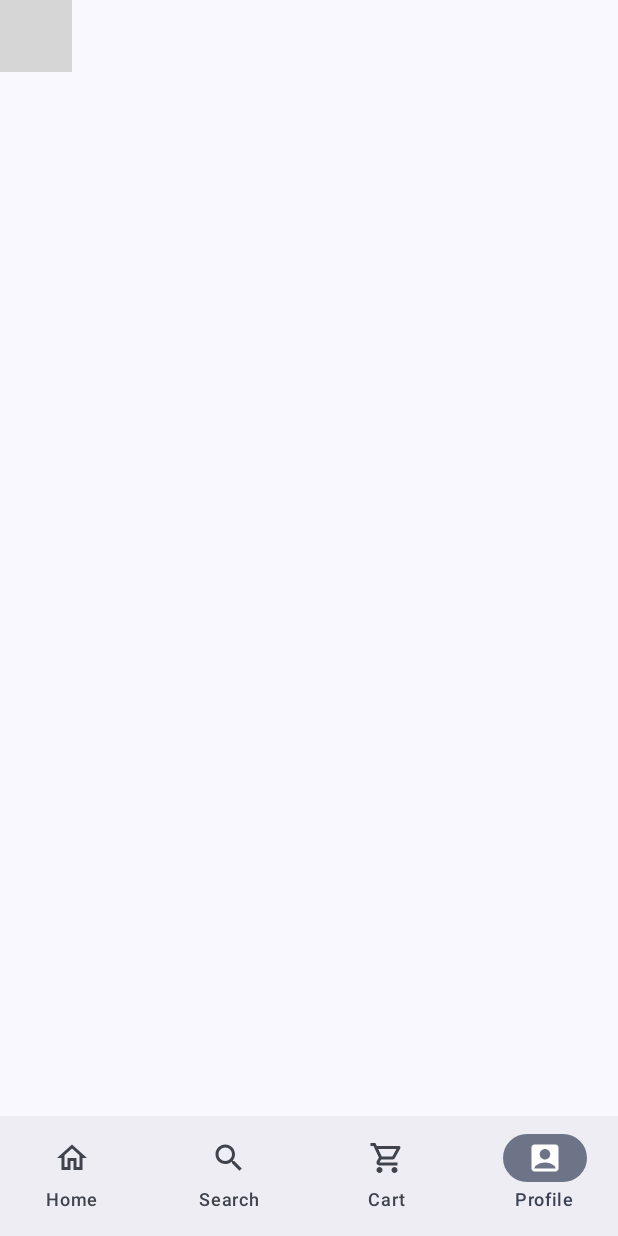
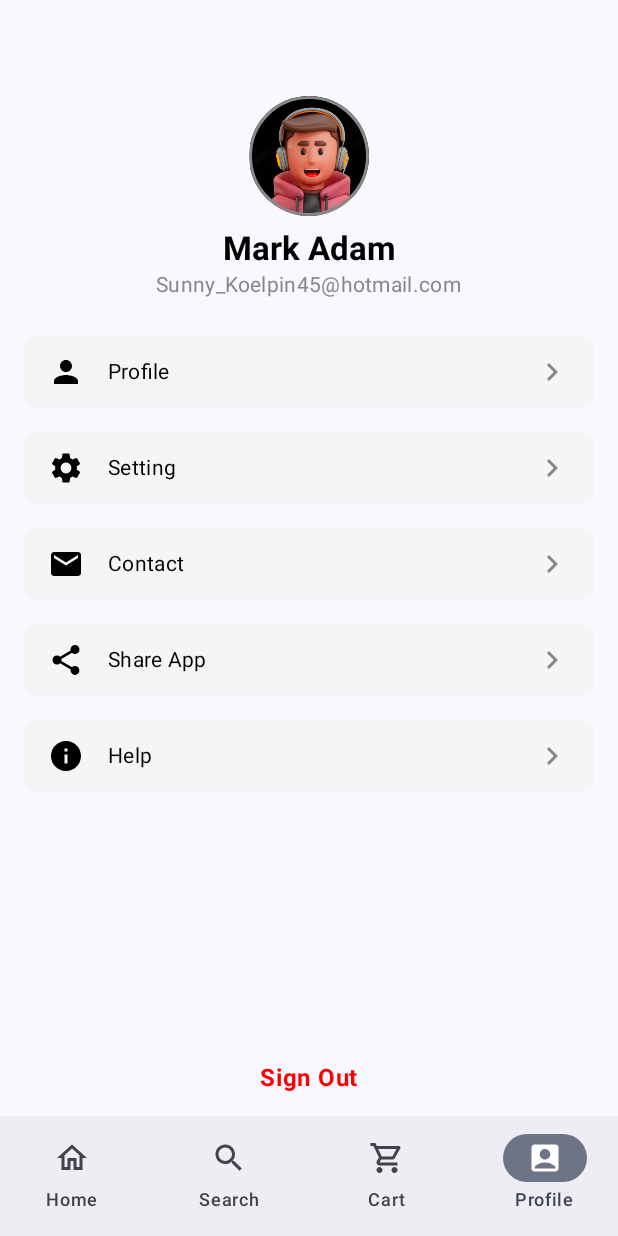
Before and after one commit to eaglenguyen/ShoppingApp, an Android app built with Jetpack Compose: the HomeScreen screen opened through its navigation route, item 4 of the bottom bar chosen, on a phone screen of 412 x 824 dp. Run offline under Robolectric (Android 15) with nearby library versions, the phone set to English and light mode, and no system bars; our stand-ins replace Dagger/Hilt's generated code, Room's generated code; 4 statements that could not run were skipped; grey boxes are pictures that could not be loaded.

Commit message:
1/7/25 Added bottomnav and Profile Screen with signout logic.

```diff
--- a/app/src/main/java/com/example/shoppingapp/navigation/Destination.kt
+++ b/app/src/main/java/com/example/shoppingapp/navigation/Destination.kt
@@ -10,3 +10,6 @@ object SignInScreen
 
 @Serializable
 object HomeScreen
+
+@Serializable
+object ProfileScreen
--- a/app/src/main/java/com/example/shoppingapp/navigation/NavGraph.kt
+++ b/app/src/main/java/com/example/shoppingapp/navigation/NavGraph.kt
@@ -1,5 +1,6 @@
 package com.example.shoppingapp.navigation
 
+import androidx.compose.foundation.layout.PaddingValues
 import androidx.compose.runtime.Composable
 import androidx.navigation.NavHostController
 import androidx.navigation.compose.NavHost
@@ -8,6 +9,7 @@ import androidx.navigation.compose.rememberNavController
 import com.example.shoppingapp.presentation.authscreen.SignInScreen
 import com.example.shoppingapp.presentation.authscreen.SignUpScreen
 import com.example.shoppingapp.presentation.home.HomeScreen
+import com.example.shoppingapp.presentation.profile.ProfileScreen
 
 @Composable
 fun NavGraph (
@@ -37,11 +39,23 @@ fun NavGraph (
                )
            }
 
+
+
            composable<HomeScreen> {
                HomeScreen(
-                   onClickToSignUpScreen = {
+                   onClickToSignUp = {
                        navController.navigate(SignUpScreen)
-               }
+
+                   }
+               )
+           }
+
+           composable<ProfileScreen> {
+               ProfileScreen(
+                   scaffFoldPadding = PaddingValues(),
+                   onClickToSignUp = {
+                       navController.navigate(SignUpScreen)
+                   }
                )
            }
        }
--- a/app/src/main/java/com/example/shoppingapp/presentation/PullToRefreshLazyColumn.kt
+++ b/app/src/main/java/com/example/shoppingapp/presentation/PullToRefreshLazyColumn.kt
@@ -3,6 +3,7 @@ package com.example.shoppingapp.presentation
 import androidx.compose.foundation.layout.Arrangement
 import androidx.compose.foundation.layout.Box
 import androidx.compose.foundation.layout.fillMaxSize
+import androidx.compose.foundation.layout.padding
 import androidx.compose.foundation.lazy.staggeredgrid.LazyStaggeredGridState
 import androidx.compose.foundation.lazy.staggeredgrid.LazyVerticalStaggeredGrid
 import androidx.compose.foundation.lazy.staggeredgrid.StaggeredGridCells
@@ -36,10 +37,11 @@ fun <T> PullToRefreshLazyColumn(
         LazyVerticalStaggeredGrid(
             state = lazyGridState,
             columns = StaggeredGridCells.Fixed(2),
-            verticalItemSpacing = 4.dp,
+            verticalItemSpacing = 16.dp,
             modifier = Modifier
-                .fillMaxSize(),
-            horizontalArrangement = Arrangement.spacedBy(4.dp),
+                .fillMaxSize()
+                .padding(horizontal = 16.dp),
+            horizontalArrangement = Arrangement.spacedBy(30.dp),
         ) {
             items(items) {
                 content(it)
--- a/app/src/main/java/com/example/shoppingapp/presentation/home/HomeScreen.kt
+++ b/app/src/main/java/com/example/shoppingapp/presentation/home/HomeScreen.kt
@@ -1,72 +1,54 @@
 package com.example.shoppingapp.presentation.home
 
-import android.widget.Toast
 import androidx.compose.foundation.layout.Box
 import androidx.compose.foundation.layout.Column
 import androidx.compose.foundation.layout.fillMaxSize
 import androidx.compose.foundation.layout.padding
+import androidx.compose.material3.CenterAlignedTopAppBar
+import androidx.compose.material3.ExperimentalMaterial3Api
 import androidx.compose.material3.Icon
 import androidx.compose.material3.NavigationBar
 import androidx.compose.material3.NavigationBarItem
 import androidx.compose.material3.Scaffold
 import androidx.compose.material3.Text
 import androidx.compose.runtime.Composable
-import androidx.compose.runtime.LaunchedEffect
 import androidx.compose.ui.Alignment
 import androidx.compose.ui.Modifier
-import androidx.compose.ui.platform.LocalContext
 import androidx.hilt.navigation.compose.hiltViewModel
 import com.example.shoppingapp.presentation.PullToRefreshLazyColumn
-import com.example.shoppingapp.util.Resource
+import com.example.shoppingapp.presentation.profile.ProfileScreen
 
 
+@OptIn(ExperimentalMaterial3Api::class)
 @Composable
 fun HomeScreen(
     viewModel: HomeViewModel = hiltViewModel(),
-    onClickToSignUpScreen: () -> Unit
+    onClickToSignUp: () -> Unit
 ) {
 
     val state = viewModel.state
-    val context = LocalContext.current
-
-    LaunchedEffect(viewModel, context) {
-        viewModel.homeResult.collect { result ->
-            when(result) {
-                is Resource.Success-> {
-                    Unit
-                }
-                is Resource.Unauthorized -> {
-                    Toast.makeText(
-                        context,
-                        "You have signed out",
-                        Toast.LENGTH_LONG
-                    ).show()
-                    onClickToSignUpScreen()
-                }
-                is Resource.Error -> {
-                    Toast.makeText(
-                        context,
-                        "An unknown error occurred",
-                        Toast.LENGTH_LONG
-                    ).show()
-                }
-
-                is Resource.Loading -> {
-                    Unit
-                }
-            }
-        }
-    }
-
 
 
     Scaffold(
+        topBar = {
+            CenterAlignedTopAppBar(
+                title = {
+                    if (state.selectedItemIndex == 0) {
+                        Text("Products")
+                    } else {
+                        Text("")
+                    }
+                }
+            )
+        },
         bottomBar = {
             NavigationBar {
                 items.forEachIndexed { index, item ->
                     NavigationBarItem(
                         selected = state.selectedItemIndex == index,
-                        onClick = { viewModel.changeItemIndex(index) },
+                        onClick = {
+                            viewModel.changeItemIndex(index)
+                                  },
                         label = {
                             Text(text = item.title)
                         },
@@ -85,13 +67,17 @@ fun HomeScreen(
             }
         }
     ) { scaffpadding ->
+        when(state.selectedItemIndex) {
+            0 -> {
                 Box(
                     modifier = Modifier
                         .fillMaxSize()
                         .padding(scaffpadding),
                     contentAlignment = Alignment.Center,
                 ) {
-            Column(modifier = Modifier.fillMaxSize()) {
+                    Column(
+                        modifier = Modifier.fillMaxSize()
+                    ) {
                         PullToRefreshLazyColumn(
                             items = state.productList,
                             content = { item ->
@@ -108,5 +94,10 @@ fun HomeScreen(
                     }
                 }
             }
+            3 -> { ProfileScreen(scaffpadding, onClickToSignUp) }
+        }
 
     }
+
+
+}
--- /dev/null
+++ b/app/src/main/java/com/example/shoppingapp/presentation/profile/ProfileScreen.kt
@@ -0,0 +1,201 @@
+package com.example.shoppingapp.presentation.profile
+
+import android.widget.Toast
+import androidx.compose.foundation.Image
+import androidx.compose.foundation.background
+import androidx.compose.foundation.border
+import androidx.compose.foundation.clickable
+import androidx.compose.foundation.layout.Arrangement
+import androidx.compose.foundation.layout.Column
+import androidx.compose.foundation.layout.PaddingValues
+import androidx.compose.foundation.layout.Row
+import androidx.compose.foundation.layout.Spacer
+import androidx.compose.foundation.layout.fillMaxSize
+import androidx.compose.foundation.layout.fillMaxWidth
+import androidx.compose.foundation.layout.height
+import androidx.compose.foundation.layout.padding
+import androidx.compose.foundation.layout.size
+import androidx.compose.foundation.layout.width
+import androidx.compose.foundation.shape.CircleShape
+import androidx.compose.foundation.shape.RoundedCornerShape
+import androidx.compose.material.icons.Icons
+import androidx.compose.material.icons.automirrored.filled.KeyboardArrowRight
+import androidx.compose.material.icons.filled.Email
+import androidx.compose.material.icons.filled.Info
+import androidx.compose.material.icons.filled.Person
+import androidx.compose.material.icons.filled.Settings
+import androidx.compose.material.icons.filled.Share
+import androidx.compose.material3.AlertDialog
+import androidx.compose.material3.Icon
+import androidx.compose.material3.MaterialTheme
+import androidx.compose.material3.Text
+import androidx.compose.material3.TextButton
+import androidx.compose.runtime.Composable
+import androidx.compose.runtime.LaunchedEffect
+import androidx.compose.ui.Alignment
+import androidx.compose.ui.Modifier
+import androidx.compose.ui.draw.clip
+import androidx.compose.ui.graphics.Color
+import androidx.compose.ui.platform.LocalContext
+import androidx.compose.ui.res.painterResource
+import androidx.compose.ui.text.font.FontWeight
+import androidx.compose.ui.unit.dp
+import androidx.hilt.navigation.compose.hiltViewModel
+import com.example.shoppingapp.R
+import com.example.shoppingapp.util.Resource
+
+@Composable
+fun ProfileScreen (
+    scaffFoldPadding: PaddingValues,
+    onClickToSignUp: () -> Unit,
+    viewModel: ProfileViewModel = hiltViewModel()
+) {
+
+    val state = viewModel.state
+    val context = LocalContext.current
+
+
+    LaunchedEffect(viewModel, context) {
+        viewModel.profileResult.collect { result ->
+            when(result) {
+                is Resource.Success-> {
+                    Unit
+                }
+                is Resource.Unauthorized -> {
+                    Toast.makeText(
+                        context,
+                        "You have signed out",
+                        Toast.LENGTH_LONG
+                    ).show()
+                    onClickToSignUp()
+                }
+                is Resource.Error -> {
+                    Toast.makeText(
+                        context,
+                        "An unknown error occurred",
+                        Toast.LENGTH_LONG
+                    ).show()
+                }
+
+                is Resource.Loading -> {
+                    Unit
+                }
+            }
+        }
+    }
+
+    Column(
+        modifier = Modifier
+            .fillMaxSize()
+            .padding(scaffFoldPadding)
+            .padding(horizontal = 16.dp),
+        horizontalAlignment = Alignment.CenterHorizontally,
+        verticalArrangement = Arrangement.Top
+    ) {
+        // Profile Picture
+        Image(
+            painter = painterResource(id = R.drawable.profile_placeholder), // Replace with your image resource
+            contentDescription = "Profile Picture",
+            modifier = Modifier
+                .size(80.dp)
+                .clip(CircleShape)
+                .border(2.dp, Color.Gray, CircleShape)
+        )
+
+        Spacer(modifier = Modifier.height(8.dp))
+
+        // Name
+        Text(
+            text = "Mark Adam",
+            style = MaterialTheme.typography.titleLarge,
+            fontWeight = FontWeight.Bold,
+            color = Color.Black
+        )
+
+        // Email
+        Text(
+            text = "Sunny_Koelpin45@hotmail.com",
+            style = MaterialTheme.typography.bodyMedium,
+            color = Color.Gray
+        )
+
+        Spacer(modifier = Modifier.height(16.dp))
+
+        // Options List
+        val options = listOf(
+            "Profile" to Icons.Default.Person,
+            "Setting" to Icons.Default.Settings,
+            "Contact" to Icons.Default.Email,
+            "Share App" to Icons.Default.Share,
+            "Help" to Icons.Default.Info
+        )
+
+        options.forEach { (title, icon) ->
+            Row(
+                modifier = Modifier
+                    .fillMaxWidth()
+                    .padding(vertical = 8.dp)
+                    .clickable { /* Handle click */ }
+                    .background(Color(0xFFF5F5F5), shape = RoundedCornerShape(8.dp))
+                    .padding(horizontal = 16.dp, vertical = 12.dp),
+                verticalAlignment = Alignment.CenterVertically
+            ) {
+                Icon(
+                    imageVector = icon,
+                    contentDescription = title,
+                    tint = Color.Black
+                )
+                Spacer(modifier = Modifier.width(16.dp))
+
+                Text(
+                    text = title,
+                    style = MaterialTheme.typography.bodyMedium,
+                    color = Color.Black,
+                    modifier = Modifier.weight(1f)
+                )
+                Icon(
+                    imageVector = Icons.AutoMirrored.Filled.KeyboardArrowRight,
+                    contentDescription = "Arrow",
+                    tint = Color.Gray
+                )
+            }
+        }
+
+        Spacer(modifier = Modifier.weight(1f))
+
+        // Sign Out Text
+        Text(
+            text = "Sign Out",
+            color = Color.Red,
+            fontWeight = FontWeight.Bold,
+            modifier = Modifier
+                .padding(vertical = 16.dp)
+                .clickable { viewModel.showDialogState() },
+            style = MaterialTheme.typography.bodyLarge
+        )
+        if (state.showDialog) {
+            AlertDialog(
+                onDismissRequest = { viewModel.showDialogState() },
+                title = {
+                    Text(text = "Sign Out")
+                },
+                text = {
+                    Text("Are you sure you want to sign out?")
+                },
+                confirmButton = {
+                    TextButton(onClick = {
+                        viewModel.onEvent(ProfileScreenUiEvent.SignOut)
+                        viewModel.showDialogState()
+                    }) {
+                        Text("Confirm")
+                    }
+                },
+                dismissButton = {
+                    TextButton(onClick = {viewModel.showDialogState()}) {
+                        Text("Cancel")
+                    }
+                }
+            )
+        }
+    }
+}
```
Also changed, not shown: app/src/main/java/com/example/shoppingapp/presentation/home/ProductItem.kt (+29 -8 lines), app/src/main/java/com/example/shoppingapp/ui/theme/Type.kt (+17 -0 lines), app/src/main/res/drawable/profile_placeholder.png (added), app/src/main/res/font/ibmplexsans_medium.ttf (added), app/src/main/res/font/lato_black.ttf (added), app/src/main/res/font/lato_blackitalic.ttf (added), app/src/main/res/font/lato_bold.ttf (added), app/src/main/res/font/lato_bolditalic.ttf (added), app/src/main/res/font/radiocanada_condensed_semibold.ttf (added). Lines whose indentation alone changed are shown as unchanged.
